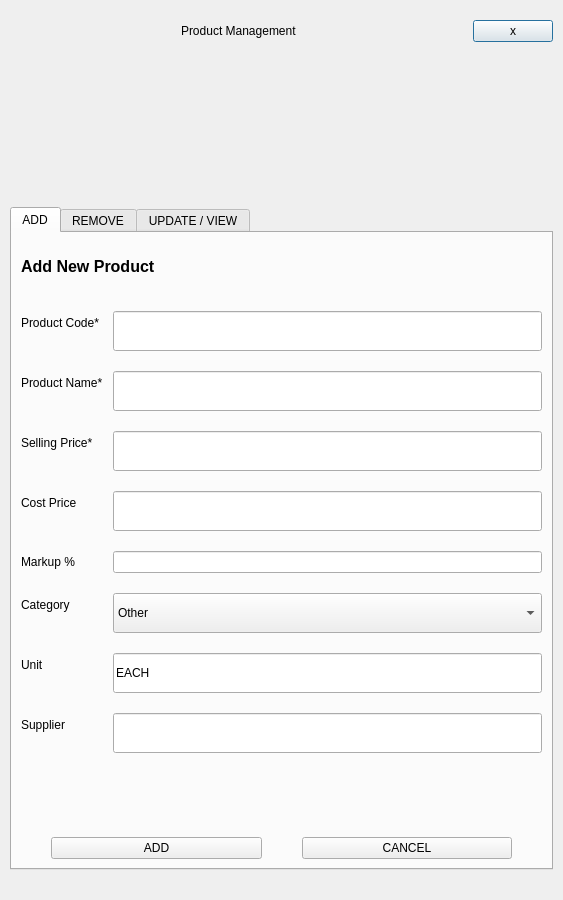
Before: the Qt Designer form Project/ui/product_menu.ui in Selvam-T/POS, drawn with Qt 5.
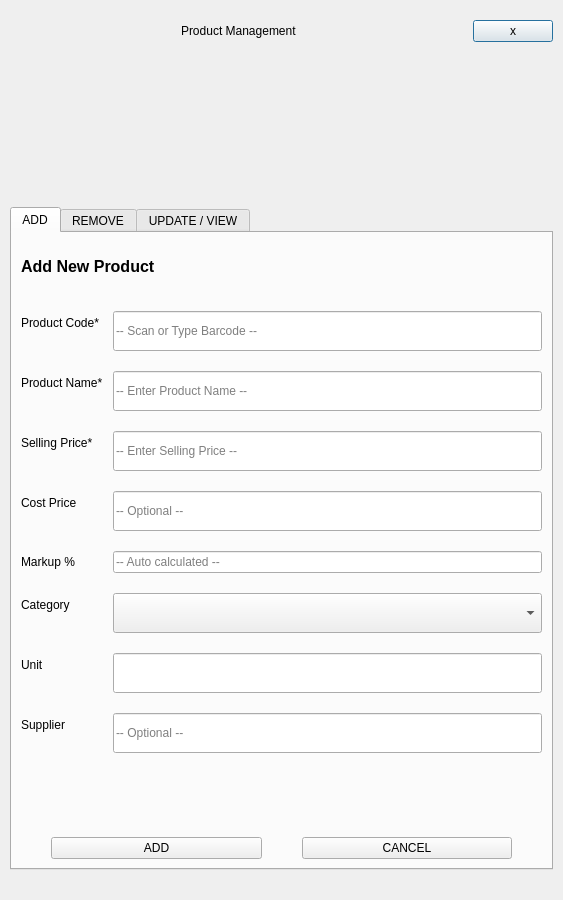
After: the same form once the commit is applied. The open tabs and pages were chosen to show the change.

Commit message: product menu refactored to use new pipeline, barcode scanner issue unresolved

What changed in the file:
```diff
--- a/Project/ui/product_menu.ui
+++ b/Project/ui/product_menu.ui
@@ -191,6 +191,9 @@
              <height>40</height>
             </size>
            </property>
+           <property name="placeholderText">
+            <string>-- Scan or Type Barcode --</string>
+           </property>
           </widget>
          </item>
          <item row="1" column="0">
@@ -208,6 +211,9 @@
              <height>40</height>
             </size>
            </property>
+           <property name="placeholderText">
+            <string>-- Enter Product Name --</string>
+           </property>
           </widget>
          </item>
          <item row="2" column="0">
@@ -225,6 +231,9 @@
              <height>40</height>
             </size>
            </property>
+           <property name="placeholderText">
+            <string>-- Enter Selling Price --</string>
+           </property>
           </widget>
          </item>
          <item row="3" column="0">
@@ -242,6 +251,9 @@
              <height>40</height>
             </size>
            </property>
+           <property name="placeholderText">
+            <string>-- Optional --</string>
+           </property>
           </widget>
          </item>
          <item row="5" column="0">
@@ -259,6 +271,12 @@
              <height>40</height>
             </size>
            </property>
+           <property name="currentText">
+            <string>Other</string>
+           </property>
+           <property name="placeholderText">
+            <string>-- Optional --</string>
+           </property>
            <item>
             <property name="text">
              <string>Other</string>
@@ -296,9 +314,6 @@
              <height>40</height>
             </size>
            </property>
-           <property name="text">
-            <string>EACH</string>
-           </property>
            <property name="readOnly">
             <bool>true</bool>
            </property>
@@ -319,6 +334,9 @@
              <height>40</height>
             </size>
            </property>
+           <property name="placeholderText">
+            <string>-- Optional --</string>
+           </property>
           </widget>
          </item>
          <item row="4" column="0">
@@ -329,7 +347,11 @@
           </widget>
          </item>
          <item row="4" column="1">
-          <widget class="QLineEdit" name="addMarkupLineEdit"/>
+          <widget class="QLineEdit" name="addMarkupLineEdit">
+           <property name="placeholderText">
+            <string>-- Auto calculated --</string>
+           </property>
+          </widget>
          </item>
         </layout>
        </item>
```
Left out of the diff: 25 changed lines with no effect on the pictures. The commit also changes 36 other files.
